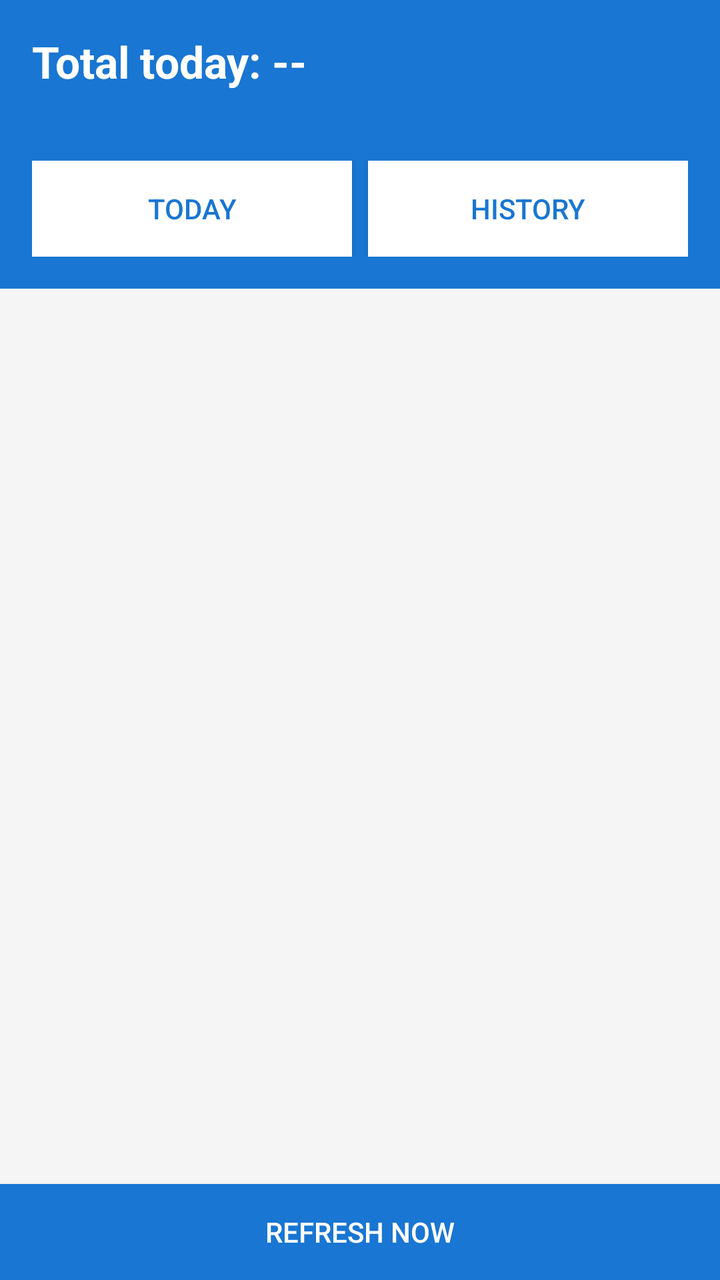
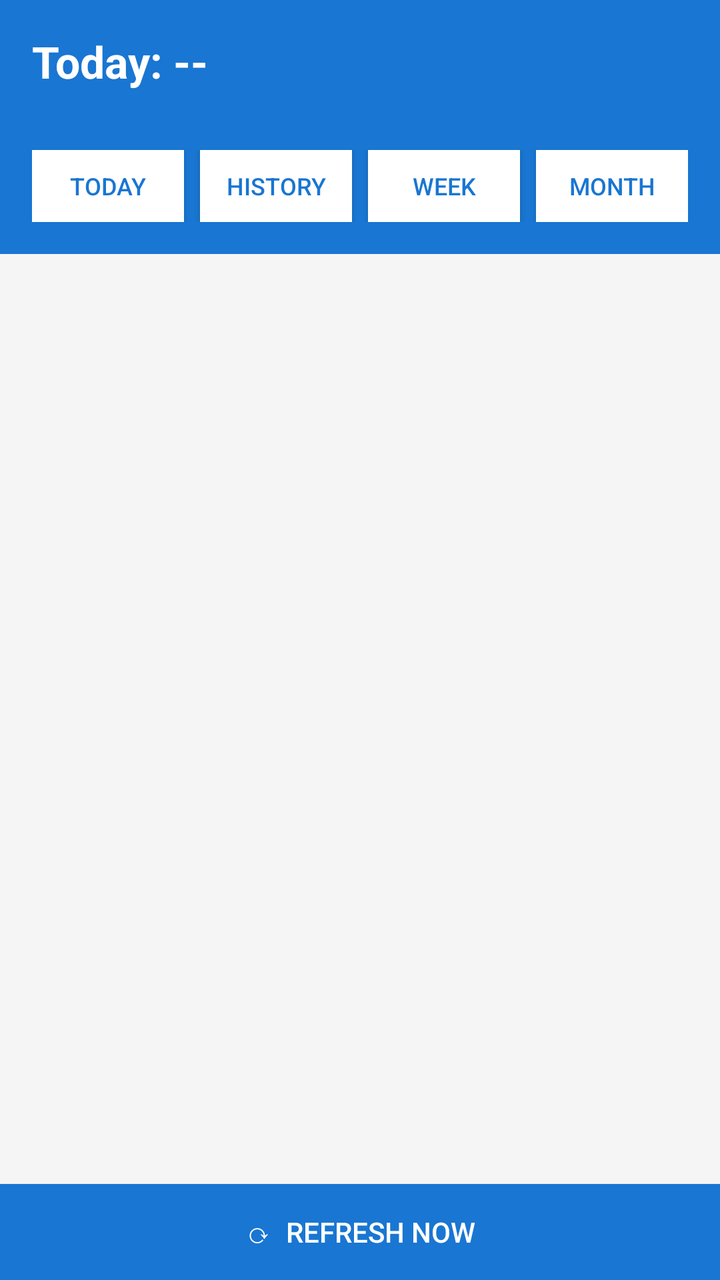

Before-and-after screenshots of an Android layout around one commit, followed by the original layout XML and the change that was made.
<!-- AndroidManifest.xml: application theme AppTheme -->
<!-- res/layout/activity_main.xml -->
<?xml version="1.0" encoding="utf-8"?>
<LinearLayout
    xmlns:android="http://schemas.android.com/apk/res/android"
    android:layout_width="match_parent"
    android:layout_height="match_parent"
    android:orientation="vertical"
    android:background="#F5F5F5">

    
    <LinearLayout
        android:layout_width="match_parent"
        android:layout_height="wrap_content"
        android:orientation="vertical"
        android:background="@color/colorPrimary"
        android:padding="16dp">

        <TextView
            android:id="@+id/totalTimeText"
            android:layout_width="wrap_content"
            android:layout_height="wrap_content"
            android:text="Total today: --"
            android:textSize="22sp"
            android:textStyle="bold"
            android:textColor="@color/colorWhite"/>

        <TextView
            android:id="@+id/dateText"
            android:layout_width="wrap_content"
            android:layout_height="wrap_content"
            android:layout_marginTop="4dp"
            android:textSize="14sp"
            android:textColor="#CCFFFFFF"/>

        <LinearLayout
            android:layout_width="match_parent"
            android:layout_height="wrap_content"
            android:layout_marginTop="12dp"
            android:orientation="horizontal">

            <Button
                android:id="@+id/btnToday"
                android:layout_width="0dp"
                android:layout_height="wrap_content"
                android:layout_weight="1"
                android:layout_marginEnd="4dp"
                android:text="Today"
                android:textColor="@color/colorPrimary"
                android:background="@color/colorWhite"/>

            <Button
                android:id="@+id/btnPickDate"
                android:layout_width="0dp"
                android:layout_height="wrap_content"
                android:layout_weight="1"
                android:layout_marginStart="4dp"
                android:text="History"
                android:textColor="@color/colorPrimary"
                android:background="@color/colorWhite"/>

        </LinearLayout>
    </LinearLayout>

    <TextView
        android:id="@+id/emptyView"
        android:layout_width="match_parent"
        android:layout_height="wrap_content"
        android:padding="32dp"
        android:gravity="center"
        android:text="No data yet.\nTap refresh button to collect stats."
        android:visibility="gone"
        android:textColor="@color/colorGray"/>

    <androidx.recyclerview.widget.RecyclerView
        android:id="@+id/recyclerView"
        android:layout_width="match_parent"
        android:layout_height="0dp"
        android:layout_weight="1"
        android:clipToPadding="false"
        android:paddingBottom="72dp"/>

    <Button
        android:id="@+id/fabRefresh"
        android:layout_width="match_parent"
        android:layout_height="wrap_content"
        android:text="Refresh Now"
        android:background="@color/colorPrimary"
        android:textColor="@color/colorWhite"
        android:padding="14dp"/>

</LinearLayout>
<!-- resources referenced by this layout -->
<resources>
  <color name="colorGray">#888888</color>
  <color name="colorPrimary">#1976D2</color>
  <color name="colorWhite">#FFFFFF</color>
  <style name="AppTheme" parent="Theme.AppCompat.Light.DarkActionBar">
          <item name="colorPrimary">@color/colorPrimary</item>
          <item name="colorPrimaryDark">@color/colorPrimaryDark</item>
          <item name="colorAccent">@color/colorAccent</item>
      </style>
  <color name="colorPrimaryDark">#1565C0</color>
  <color name="colorAccent">#03DAC6</color>
</resources>

<!-- the commit's change to res/layout/activity_main.xml (unified diff, before → after) -->
@@ -6,7 +6,6 @@
     android:orientation="vertical"
     android:background="#F5F5F5">
 
-    
     <LinearLayout
         android:layout_width="match_parent"
         android:layout_height="wrap_content"
@@ -18,44 +17,48 @@
             android:id="@+id/totalTimeText"
             android:layout_width="wrap_content"
             android:layout_height="wrap_content"
-            android:text="Total today: --"
+            android:text="Today: --"
             android:textSize="22sp"
             android:textStyle="bold"
-            android:textColor="@color/colorWhite"/>
+            android:textColor="#FFFFFF"/>
 
         <TextView
             android:id="@+id/dateText"
             android:layout_width="wrap_content"
             android:layout_height="wrap_content"
-            android:layout_marginTop="4dp"
-            android:textSize="14sp"
+            android:layout_marginTop="2dp"
+            android:textSize="13sp"
             android:textColor="#CCFFFFFF"/>
 
         <LinearLayout
             android:layout_width="match_parent"
             android:layout_height="wrap_content"
-            android:layout_marginTop="12dp"
+            android:layout_marginTop="10dp"
             android:orientation="horizontal">
 
-            <Button
-                android:id="@+id/btnToday"
-                android:layout_width="0dp"
-                android:layout_height="wrap_content"
-                android:layout_weight="1"
-                android:layout_marginEnd="4dp"
-                android:text="Today"
-                android:textColor="@color/colorPrimary"
-                android:background="@color/colorWhite"/>
+            <Button android:id="@+id/btnToday"
+                android:layout_width="0dp" android:layout_height="36dp"
+                android:layout_weight="1" android:layout_marginEnd="4dp"
+                android:text="Today" android:textSize="12sp"
+                android:textColor="@color/colorPrimary" android:background="#FFFFFF"/>
 
-            <Button
-                android:id="@+id/btnPickDate"
-                android:layout_width="0dp"
-                android:layout_height="wrap_content"
-                android:layout_weight="1"
-                android:layout_marginStart="4dp"
-                android:text="History"
-                android:textColor="@color/colorPrimary"
-                android:background="@color/colorWhite"/>
+            <Button android:id="@+id/btnPickDate"
+                android:layout_width="0dp" android:layout_height="36dp"
+                android:layout_weight="1" android:layout_marginHorizontal="4dp"
+                android:text="History" android:textSize="12sp"
+                android:textColor="@color/colorPrimary" android:background="#FFFFFF"/>
+
+            <Button android:id="@+id/btnWeekly"
+                android:layout_width="0dp" android:layout_height="36dp"
+                android:layout_weight="1" android:layout_marginHorizontal="4dp"
+                android:text="Week" android:textSize="12sp"
+                android:textColor="@color/colorPrimary" android:background="#FFFFFF"/>
+
+            <Button android:id="@+id/btnMonthly"
+                android:layout_width="0dp" android:layout_height="36dp"
+                android:layout_weight="1" android:layout_marginStart="4dp"
+                android:text="Month" android:textSize="12sp"
+                android:textColor="@color/colorPrimary" android:background="#FFFFFF"/>
 
         </LinearLayout>
     </LinearLayout>
@@ -66,7 +69,7 @@
         android:layout_height="wrap_content"
         android:padding="32dp"
         android:gravity="center"
-        android:text="No data yet.\nTap refresh button to collect stats."
+        android:text="No data yet.\nTap Refresh to collect stats."
         android:visibility="gone"
         android:textColor="@color/colorGray"/>
 
@@ -76,15 +79,15 @@
         android:layout_height="0dp"
         android:layout_weight="1"
         android:clipToPadding="false"
-        android:paddingBottom="72dp"/>
+        android:paddingBottom="60dp"/>
 
     <Button
         android:id="@+id/fabRefresh"
         android:layout_width="match_parent"
         android:layout_height="wrap_content"
-        android:text="Refresh Now"
+        android:text="⟳  Refresh Now"
         android:background="@color/colorPrimary"
-        android:textColor="@color/colorWhite"
+        android:textColor="#FFFFFF"
         android:padding="14dp"/>
 
 </LinearLayout>
<!-- resource entries referenced after the edit -->
@@ -2,7 +2,6 @@
 <resources>
   <color name="colorGray">#888888</color>
   <color name="colorPrimary">#1976D2</color>
-  <color name="colorWhite">#FFFFFF</color>
   <style name="AppTheme" parent="Theme.AppCompat.Light.DarkActionBar">
           <item name="colorPrimary">@color/colorPrimary</item>
           <item name="colorPrimaryDark">@color/colorPrimaryDark</item>
